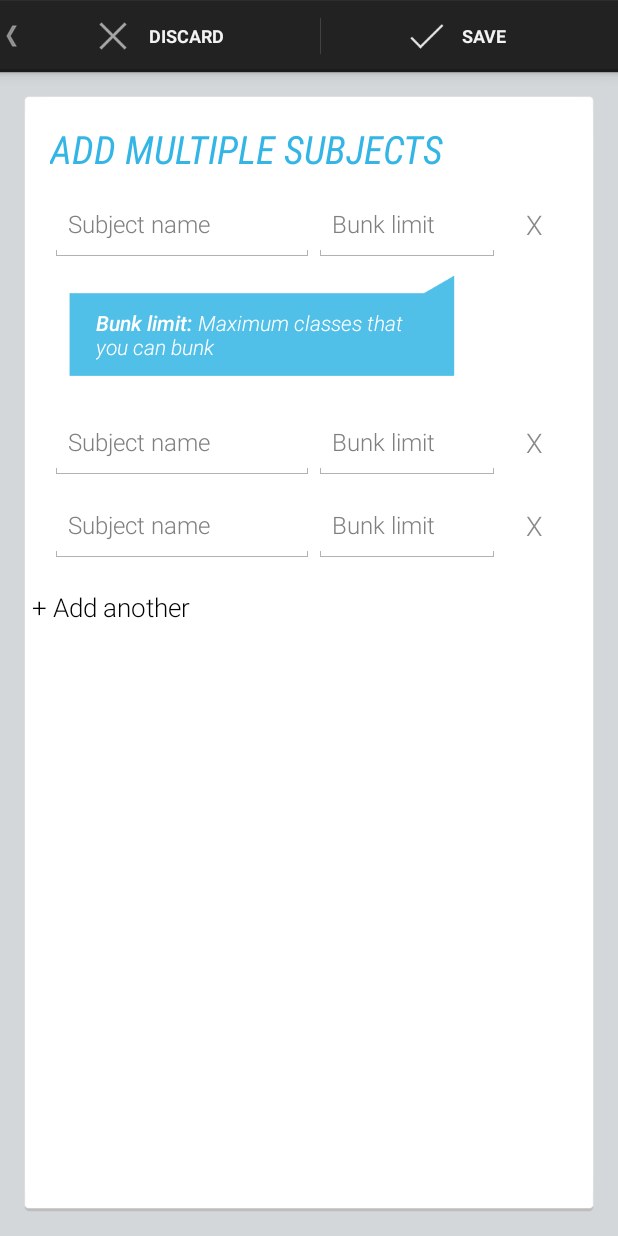
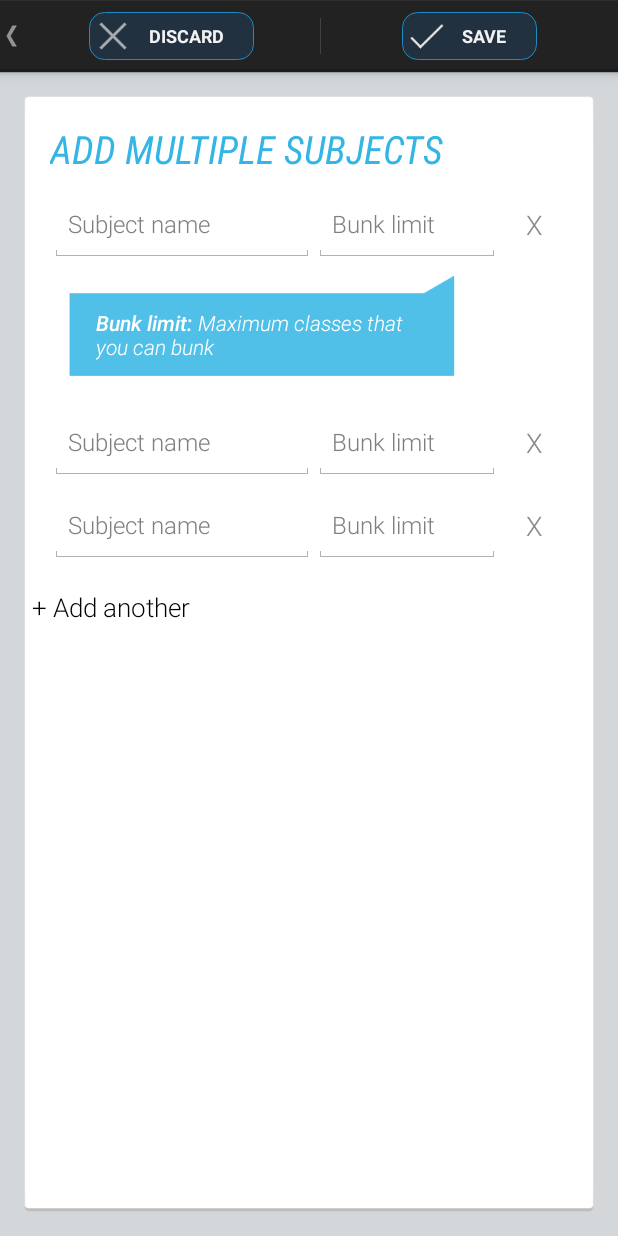
Before and after one commit to RinkeshG/BunkManager, an Android app: the AddSubjects screen opened directly, with no data from a screen before it, on a phone screen of 412 x 824 dp. Run offline under Robolectric (Android 15) with nearby library versions, the phone set to English and light mode, and no system bars.

Commit message:
Changes in the UI
Changed UI

```diff
--- /dev/null
+++ b/app/src/main/res/drawable/rectangle.xml
@@ -0,0 +1,20 @@
+<?xml version="1.0" encoding="utf-8"?>
+<shape xmlns:android="http://schemas.android.com/apk/res/android"
+    android:shape="rectangle">
+
+    <solid android:color="@color/ebonyclay" />
+
+    <corners
+        android:bottomLeftRadius="10dp"
+        android:bottomRightRadius="10dp"
+        android:topLeftRadius="10dp"
+        android:topRightRadius="10dp" />
+
+    <stroke android:width="0.1px"
+        android:color="@color/summersky" />
+
+
+
+
+
+</shape>
--- a/app/src/main/res/layout/actionbar_done_cancel.xml
+++ b/app/src/main/res/layout/actionbar_done_cancel.xml
@@ -22,7 +22,8 @@
                   android:drawableLeft="@drawable/cancel_light"
                   android:drawablePadding="8dp"
                   android:gravity="center_vertical"
-                  android:text="@string/discard_text" />
+                  android:text="@string/discard_text"
+            android:background="@drawable/rectangle"/>
     </FrameLayout>
     <FrameLayout
                  style="?android:actionButtonStyle"
@@ -39,6 +40,7 @@
                   android:drawableLeft="@drawable/tick"
                   android:drawablePadding="8dp"
                   android:gravity="center_vertical"
-                  android:text="@string/save_text" />
+                  android:text="@string/save_text"
+            android:background="@drawable/rectangle"/>
     </FrameLayout>
 </LinearLayout>
--- a/app/src/main/res/values/colors.xml
+++ b/app/src/main/res/values/colors.xml
@@ -3,4 +3,9 @@
     <color name="colorPrimary">#3F51B5</color>
     <color name="colorPrimaryDark">#303F9F</color>
     <color name="colorAccent">#FF4081</color>
+
+    <color name="white">#ffffff</color>
+    <color name="ebonyclay">#22313F</color>
+    <color name="black">#000000</color>
+    <color name="summersky">#1E8BC3</color>
 </resources>
```
Also changed, not shown: app/src/main/res/drawable/round.xml (added, +20 -0 lines), app/src/main/res/drawable/whiterectangle.xml (added, +20 -0 lines), app/src/main/res/layout/no_subjects.xml (+7 -6 lines), app/src/main/res/drawable/newarrow.png (added).
